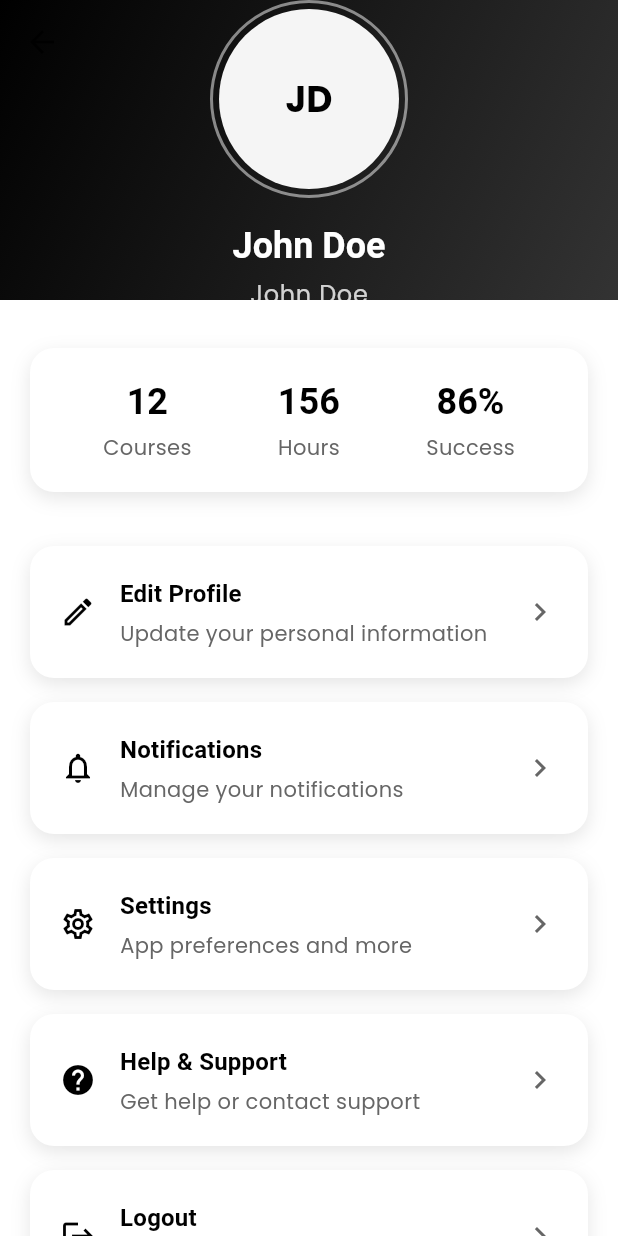
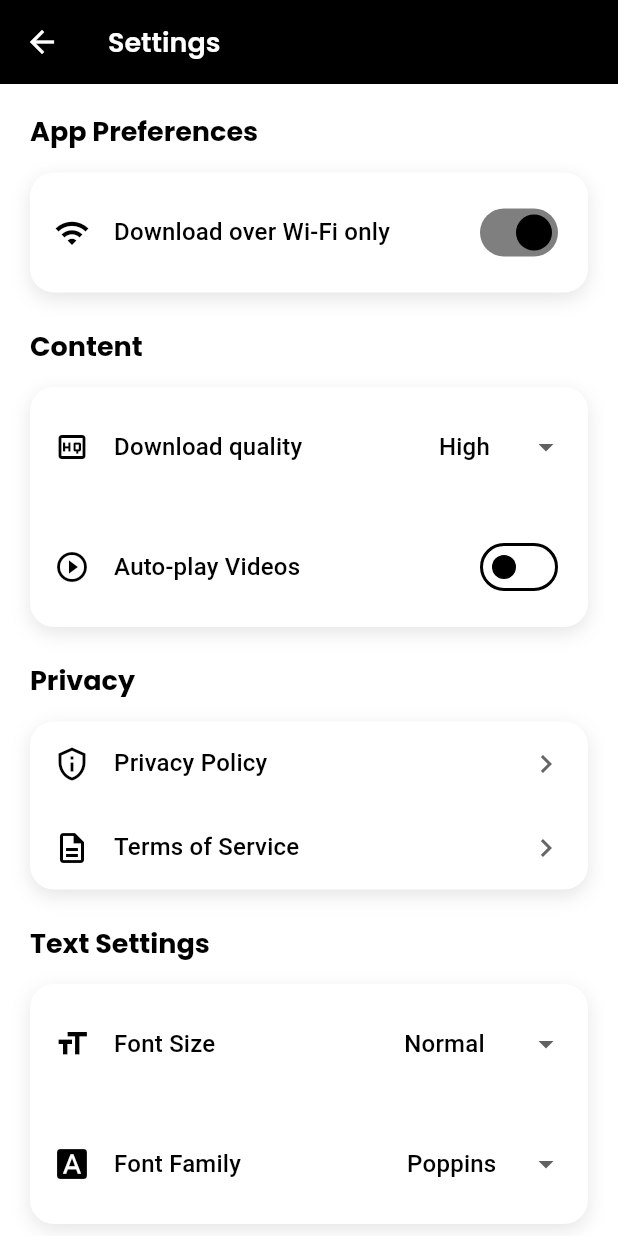
Before and after one commit to VaradSinghal/e_learning_app, a Flutter app: the ProfileScreen screen opened by its route, after a tap on "Settings", on a phone screen of 412 x 824 dp. Run offline on Flutter 3.47's test engine with Material 3 defaults, Android fonts, the phone set to English and light mode, and no system bars; our stand-ins replace bloc, cached_network_image, chewie, cloud_firestore, equatable, firebase_auth and 9 more; accounts and stored records are empty; network calls fail.

Commit message:
settings-screen

```diff
--- a/lib/routes/app_routes.dart
+++ b/lib/routes/app_routes.dart
@@ -16,6 +16,7 @@ import 'package:e_learning_app/views/profile/edit_profile_screen.dart';
 import 'package:e_learning_app/views/profile/profile_screen.dart';
 import 'package:e_learning_app/views/quiz/quiz_attempt/quiz_attempt_screen.dart';
 import 'package:e_learning_app/views/quiz/quiz_list/quiz_list_screen.dart';
+import 'package:e_learning_app/views/settings/settings_screen.dart';
 import 'package:e_learning_app/views/splash/splash_screen.dart';
 import 'package:e_learning_app/views/teacher/my_courses/my_courses_screen.dart';
 import 'package:e_learning_app/views/teacher/student_progress/student_progress_screen.dart';
@@ -46,6 +47,7 @@ class AppRoutes {
   static const String profile = '/profile';
   static const String editProfile = '/profile/edit';
   static const String notifications = '/notifications';
+  static const String setting = '/setting';
 
   static const String teacherHome = '/teacher/home';
   static const String myCourses = '/teacher/courses';
@@ -127,6 +129,8 @@ class AppRoutes {
         return MaterialPageRoute(builder: (_) => const EditProfileScreen());
       case notifications:
         return MaterialPageRoute(builder: (_) => const NotificationsScreen());
+      case setting:
+        return MaterialPageRoute(builder: (_) => const SettingsScreen());
       case analytics:
         return MaterialPageRoute(builder: (_) =>  AnalyticsDashboardScreen());
       case payment:
--- a/lib/routes/route_pages.dart
+++ b/lib/routes/route_pages.dart
@@ -20,6 +20,7 @@ import 'package:e_learning_app/views/profile/profile_screen.dart';
 import 'package:e_learning_app/views/quiz/quiz_attempt/quiz_attempt_screen.dart';
 import 'package:e_learning_app/views/quiz/quiz_list/quiz_list_screen.dart';
 import 'package:e_learning_app/views/quiz/quiz_result/quiz_result_screen.dart';
+import 'package:e_learning_app/views/settings/settings_screen.dart';
 import 'package:e_learning_app/views/splash/splash_screen.dart';
 import 'package:e_learning_app/views/teacher/my_courses/my_courses_screen.dart';
 import 'package:e_learning_app/views/teacher/student_progress/student_progress_screen.dart';
@@ -126,6 +127,10 @@ class AppPages {
       page: () => const NotificationsScreen(),
       ),
       GetPage(
+      name: AppRoutes.setting,
+      page: () => const SettingsScreen(),
+      ),
+      GetPage(
       name: AppRoutes.analytics,
       page: () =>  AnalyticsDashboardScreen(),
       ),
--- a/lib/views/profile/widgets/profile_options.dart
+++ b/lib/views/profile/widgets/profile_options.dart
@@ -28,7 +28,7 @@ class ProfileOptions extends StatelessWidget {
           title: 'Settings',
           subtitle: 'App preferences and more',
           icon: Icons.settings_outlined,
-          onTap: () {},
+          onTap: () => Get.toNamed(AppRoutes.setting),
         ),
         ProfileOptionCard(
           title: 'Help & Support',
--- /dev/null
+++ b/lib/views/settings/settings_screen.dart
@@ -0,0 +1,169 @@
+import 'package:e_learning_app/bloc/font/font_bloc.dart';
+import 'package:e_learning_app/bloc/font/font_event.dart';
+import 'package:e_learning_app/core/theme/app_colors.dart';
+import 'package:e_learning_app/services/font_service.dart';
+import 'package:e_learning_app/views/settings/widgets/setting_tile.dart';
+import 'package:e_learning_app/views/settings/widgets/settings_section.dart';
+import 'package:flutter/material.dart';
+import 'package:flutter_bloc/flutter_bloc.dart';
+import 'package:get/get_core/get_core.dart';
+import 'package:get/get_navigation/src/extension_navigation.dart';
+
+class SettingsScreen extends StatelessWidget {
+  const SettingsScreen({super.key});
+
+  @override
+  Widget build(BuildContext context) {
+    final theme = Theme.of(context);
+    return Scaffold(
+      backgroundColor: AppColors.lightBackground,
+      appBar: AppBar(
+        title: const Text('Settings', style: TextStyle(color: Colors.white)),
+        backgroundColor: AppColors.primary,
+        leading: IconButton(
+          onPressed: () => Get.back(),
+          icon: Icon(Icons.arrow_back, color: Colors.white),
+        ),
+        iconTheme: const IconThemeData(color: Colors.white),
+      ),
+      body: SingleChildScrollView(
+        physics: const BouncingScrollPhysics(),
+        child: Padding(
+          padding: const EdgeInsets.all(20),
+          child: Column(
+            crossAxisAlignment: CrossAxisAlignment.start,
+            children: [
+              SettingsSection(
+                title: 'App Preferences',
+                children: [
+                  SettingTile(
+                    title: 'Download over Wi-Fi only',
+                    icon: Icons.wifi_outlined,
+                    trailing: Switch(
+                      value: true,
+                      onChanged: (value) {},
+                      activeColor: AppColors.primary,
+                    ),
+                  ),
+                ],
+              ),
+              const SizedBox(height: 24),
+              SettingsSection(
+                title: 'Content',
+                children: [
+                  SettingTile(
+                    title: 'Download quality',
+                    icon: Icons.high_quality_outlined,
+                    trailing: DropdownButton<String>(
+                      onChanged: (value) {},
+                      underline: const SizedBox(),
+                      value: 'High',
+                      items:
+                          ['Low', 'Medium', 'High']
+                              .map(
+                                (e) =>
+                                    DropdownMenuItem(value: e, child: Text(e)),
+                              )
+                              .toList(),
+                    ),
+                  ),
+                  SettingTile(
+                    title: 'Auto-play Videos',
+                    icon: Icons.play_circle_outline,
+                    trailing: Switch(
+                      value: false,
+                      onChanged: (value) {},
+                      activeColor: AppColors.primary,
+                    ),
+                  ),
+                ],
+              ),
+              const SizedBox(height: 24),
+              SettingsSection(
+                title: 'Privacy',
+                children: [
+                  SettingTile(
+                    title: 'Privacy Policy',
+                    icon: Icons.privacy_tip_outlined,
+                    onTap: () {},
+                  ),
+                  SettingTile(
+                    title: 'Terms of Service',
+                    icon: Icons.description_outlined,
+                    onTap: () {},
+                  ),
+                ],
+              ),
+              const SizedBox(height: 24),
+              SettingsSection(
+                title: 'Text Settings',
+                children: [
+                  SettingTile(
+                    title: 'Font Size',
+                    icon: Icons.format_size,
+                    trailing: DropdownButton<String>(
+                      value: FontService.currentFontScale == 0.0 ? 'Small' : FontService.currentFontScale == 1.0 ?'Normal' : FontService.currentFontScale == 1.2 ? 'Large' : 'Extra Large',
+                      items:
+                          FontService.fontSizeScales.keys
+                              .map(
+                                (e) =>
+                                    DropdownMenuItem(child: Text(e), value: e),
+                              )
+                              .toList(),
+                      onChanged: (value) async {
+                        if (value != null) {
+                          context.read<FontBloc>().add(
+                            UpdateFontScale(FontService.fontSizeScales[value]!),
+                          );
+                        }
+                      },
+                      underline: const SizedBox(),
+                    ),
+                  ),
+                  SettingTile(
+                    title: 'Font Family',
+                    icon: Icons.font_download,
+                    trailing: DropdownButton(
+                      value: FontService.availableFonts.entries.firstWhere(
+                        (e)=> e.value == FontService.currentFontFamily
+                      ).key,
+                      items:
+                          FontService.availableFonts.keys
+                              .map(
+                                (e) =>
+                                    DropdownMenuItem(child: Text(e), value: e),
+                              )
+                              .toList(),
+                      onChanged: (value) async {
+                        context.read<FontBloc>().add(
+                          UpdateFontFamily(FontService.availableFonts[value]!),
+                        );
+                      },
+                      underline: const SizedBox(),
+                    ),
+                  ),
+                ],
+              ),
+              const SizedBox(height: 24),
+              SettingsSection(
+                title: 'App Info',
+                children: [
+                  SettingTile(
+                    title: 'Version',
+                    icon: Icons.info_outline,
+                    trailing: Text(
+                      '1.0.0',
+                      style: theme.textTheme.bodyMedium?.copyWith(
+                        color: AppColors.secondary
+                      ),
+                    ),
+                    ),
+                ],
+                ),
+            ],
+          ),
+        ),
+      ),
+    );
+  }
+}
--- /dev/null
+++ b/lib/views/settings/widgets/setting_tile.dart
@@ -0,0 +1,47 @@
+import 'package:e_learning_app/core/theme/app_colors.dart';
+import 'package:flutter/material.dart';
+
+class SettingTile extends StatelessWidget {
+  final String title;
+  final IconData icon;
+  final Widget? trailing;
+  final VoidCallback? onTap;
+
+  const SettingTile({
+    super.key,
+    required this.title,
+    required this.icon,
+    this.trailing,
+    this.onTap,
+  });
+
+  @override
+  Widget build(BuildContext context) {
+    final theme = Theme.of(context);
+    return Material(
+      color: Colors.transparent,
+      child: InkWell(
+        onTap: onTap,
+        child: Padding(padding: const EdgeInsets.all(16),
+        child: Row(
+          children: [
+            Icon(icon, color: AppColors.primary),
+            const SizedBox(width: 16),
+            Expanded(child: Text(
+              title,
+              style: theme.textTheme.titleMedium,
+            ),
+            ),
+            if(trailing !=null) trailing!,
+            if (onTap != null)
+            const Icon(
+              Icons.chevron_right,
+              color: AppColors.secondary,
+            ),
+          ],
+        ),
+        ),
+      ),
+    );
+  }
+}
--- /dev/null
+++ b/lib/views/settings/widgets/settings_section.dart
@@ -0,0 +1,42 @@
+import 'package:e_learning_app/core/theme/app_colors.dart';
+import 'package:flutter/material.dart';
+
+class SettingsSection  extends StatelessWidget {
+  final String title;
+  final List<Widget> children;
+
+  const SettingsSection ({super.key, required this.title, required this.children});
+
+  @override
+  Widget build(BuildContext context) {
+    final theme = Theme.of(context);
+    return Column(
+      crossAxisAlignment: CrossAxisAlignment.start,
+      children: [
+        Text(
+          title,
+          style: theme.textTheme.titleLarge?.copyWith(
+            fontWeight: FontWeight.bold,
+          ),
+        ),
+        const SizedBox(height: 16),
+        Container(
+          decoration: BoxDecoration(
+            color: AppColors.accent,
+            borderRadius: BorderRadius.circular(16),
+            boxShadow: [
+              BoxShadow(
+                color: AppColors.primary.withOpacity(0.1),
+                blurRadius: 10,
+                offset: const Offset(0, 4),
+              ),
+            ]
+          ),
+          child: Column(
+            children: children,
+          ),
+        ),
+      ],
+    );
+  }
+}
```
